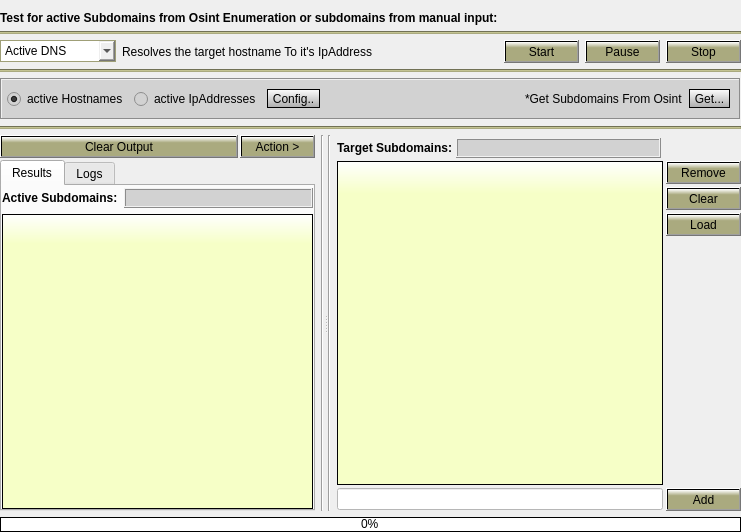
Old version of the form Gui/src/ActiveTab/Active.ui in the repository 3nock/OTE.
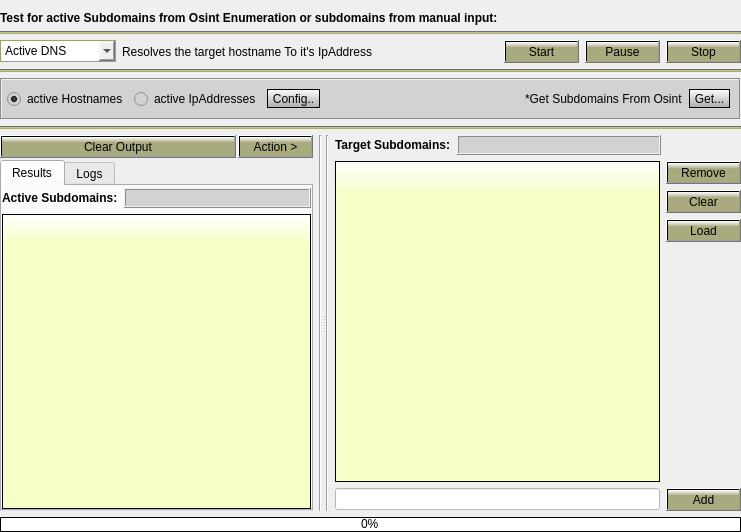
New version of the form.

What changed in the file:
```diff
--- a/Gui/src/ActiveTab/Active.ui
+++ b/Gui/src/ActiveTab/Active.ui
@@ -616,13 +616,13 @@
         <widget class="QFrame" name="frame_targets">
          <layout class="QVBoxLayout" name="verticalLayout_25">
           <property name="spacing">
-           <number>3</number>
+           <number>6</number>
           </property>
           <property name="leftMargin">
            <number>0</number>
           </property>
           <property name="topMargin">
-           <number>3</number>
+           <number>0</number>
           </property>
           <property name="rightMargin">
            <number>0</number>
```
